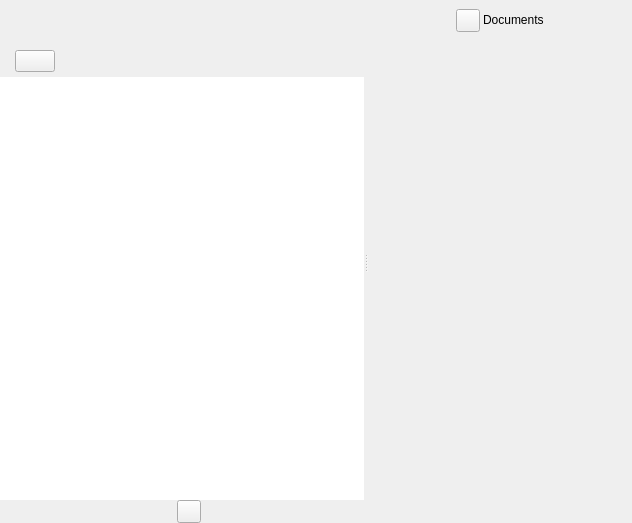
Old version of the form ui/notes_view.ui in the repository zkovari/plotlyst.
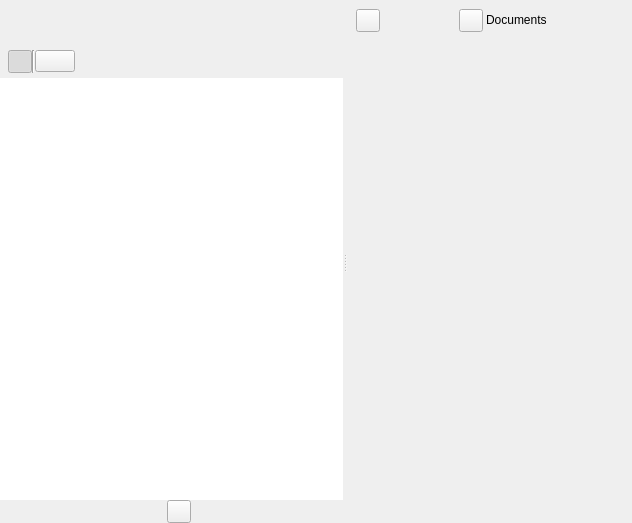
New version of the form. Custom widgets are drawn as their Qt base class.

Commit message: Toggle tree sidebar, closes #1035

What changed in the file:
```diff
--- a/ui/notes_view.ui
+++ b/ui/notes_view.ui
@@ -66,11 +66,40 @@
        <item>
         <layout class="QHBoxLayout" name="horizontalLayout_2">
          <property name="leftMargin">
-          <number>15</number>
+          <number>8</number>
          </property>
          <property name="bottomMargin">
           <number>5</number>
          </property>
+         <item>
+          <widget class="QToolButton" name="btnTreeToggle">
+           <property name="cursor">
+            <cursorShape>PointingHandCursor</cursorShape>
+           </property>
+           <property name="toolTip">
+            <string>Toggle sidebar</string>
+           </property>
+           <property name="text">
+            <string/>
+           </property>
+           <property name="checkable">
+            <bool>true</bool>
+           </property>
+           <property name="checked">
+            <bool>true</bool>
+           </property>
+           <property name="base" stdset="0">
+            <bool>true</bool>
+           </property>
+          </widget>
+         </item>
+         <item>
+          <widget class="Line" name="line">
+           <property name="orientation">
+            <enum>Qt::Vertical</enum>
+           </property>
+          </widget>
+         </item>
          <item>
           <widget class="QPushButton" name="btnAdd">
            <property name="sizePolicy">
@@ -199,7 +228,7 @@
        </item>
       </layout>
      </widget>
-     <widget class="QWidget" name="">
+     <widget class="QWidget" name="layoutWidget">
       <layout class="QVBoxLayout" name="verticalLayout">
        <property name="spacing">
         <number>0</number>
@@ -213,6 +242,28 @@
           <property name="spacing">
            <number>3</number>
           </property>
+          <item>
+           <widget class="QToolButton" name="btnTreeToggleSecondary">
+            <property name="cursor">
+             <cursorShape>PointingHandCursor</cursorShape>
+            </property>
+            <property name="toolTip">
+             <string>Toggle sidebar</string>
+            </property>
+            <property name="text">
+             <string/>
+            </property>
+            <property name="checkable">
+             <bool>true</bool>
+            </property>
+            <property name="checked">
+             <bool>false</bool>
+            </property>
+            <property name="transparent-circle-bg-on-hover" stdset="0">
+             <bool>true</bool>
+            </property>
+           </widget>
+          </item>
           <item>
            <spacer name="horizontalSpacer_3">
             <property name="orientation">
```
The commit also changes 1 other file.
